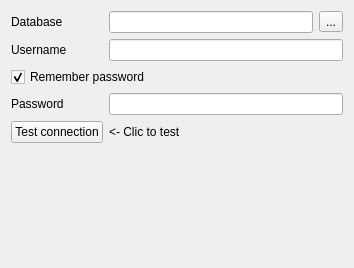
Old version of the form src/wizards/ndw_secondpage.ui in the repository FrenchDilettante/dbmaster.
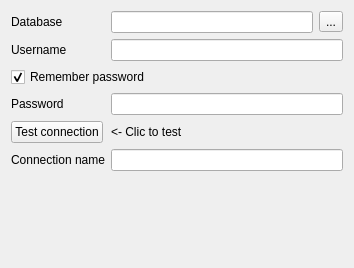
New version of the form.

Commit message: Alias à l'ajout de connexion

Diff of the .ui file:
```diff
--- a/src/wizards/ndw_secondpage.ui
+++ b/src/wizards/ndw_secondpage.ui
@@ -116,6 +116,16 @@
      </property>
     </widget>
    </item>
+   <item row="5" column="0">
+    <widget class="QLabel" name="label_4">
+     <property name="text">
+      <string>Connection name</string>
+     </property>
+    </widget>
+   </item>
+   <item row="5" column="1">
+    <widget class="QLineEdit" name="aliasLineEdit"/>
+   </item>
   </layout>
  </widget>
  <tabstops>
```
The commit also changes 4 other files.
